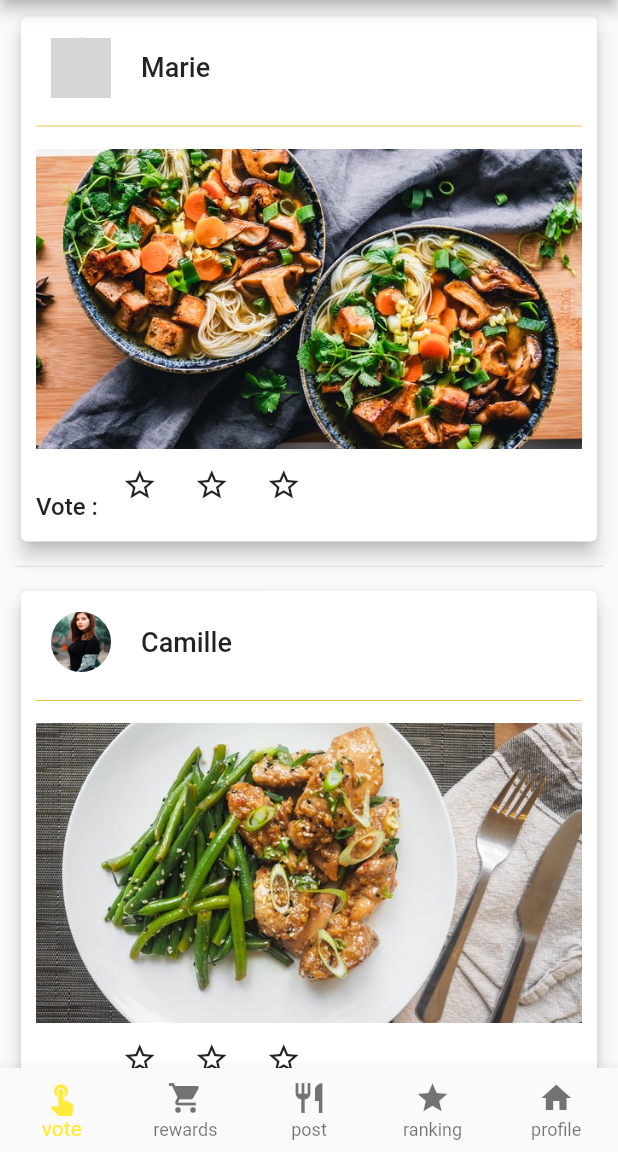
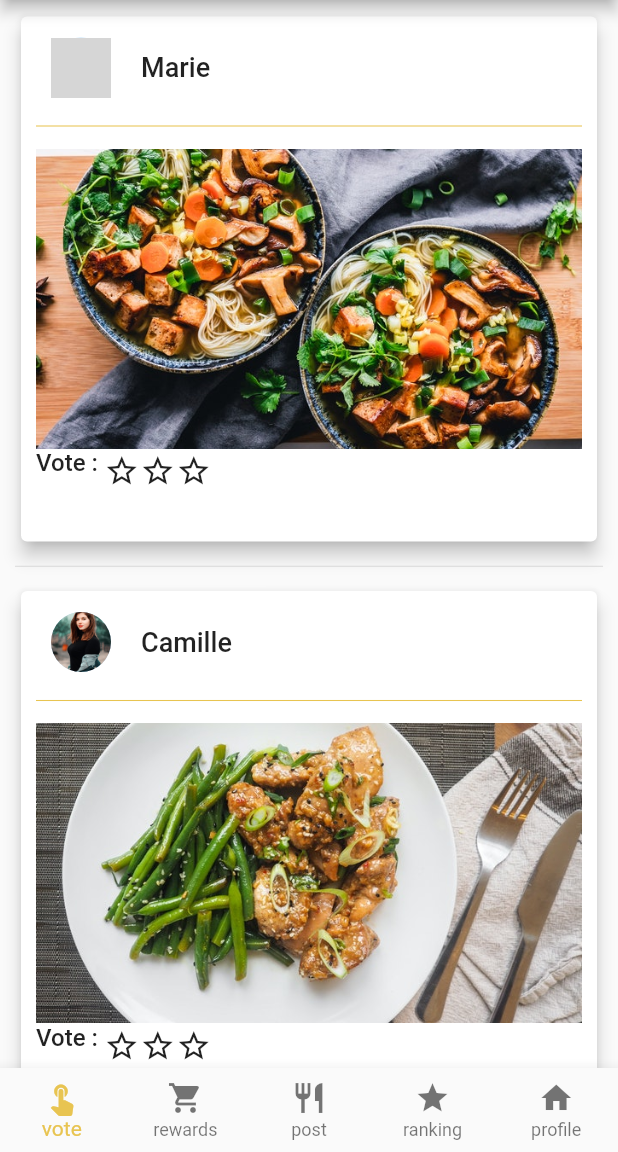
Before and after one commit to MaximeArn/cooking_app, a Flutter app: the screen it shows after launch, scrolled down 1152 dp, on a phone screen of 412 x 824 dp, the part 84-1236 px from its top. Run offline on Flutter 3.47's test engine with Material 2 defaults, Android fonts, the phone set to English and light mode, and no system bars; grey boxes are pictures that could not be loaded.

Commit message:
change color of selected item

```diff
--- a/lib/views/nav/home.dart
+++ b/lib/views/nav/home.dart
@@ -57,7 +57,7 @@ class _HomeState extends State<Home> {
                       : index == 4
                           ? Profile()
                           : Text("sorry we have a problem"),
-      bottomNavigationBar: BottomNavigation(setIndex: setIndex),
+      bottomNavigationBar: BottomNavigation(setIndex: setIndex, index: index,),
       drawer: SidePanel(),
     );
   }
--- a/lib/views/nav/widgets/bottom_navigation.dart
+++ b/lib/views/nav/widgets/bottom_navigation.dart
@@ -2,14 +2,16 @@ import 'package:flutter/material.dart';
 
 class BottomNavigation extends StatelessWidget {
   final void Function(int) setIndex;
+  final int index;
 
-  BottomNavigation({required this.setIndex});
+  BottomNavigation({required this.setIndex, required this.index});
 
   @override
   Widget build(BuildContext context) {
     return BottomNavigationBar(
+      currentIndex: index,
       type: BottomNavigationBarType.fixed,
-      selectedItemColor: Colors.yellow,
+      selectedItemColor: Color.fromRGBO(232, 196, 81, 1),
       items: [
         BottomNavigationBarItem(
           icon: Icon(
--- a/lib/views/nav/widgets/side_panel.dart
+++ b/lib/views/nav/widgets/side_panel.dart
@@ -11,7 +11,7 @@ class SidePanel extends StatelessWidget {
             Expanded(
               child: DrawerHeader(
                 child: Center(child: Text("Menu")),
-                decoration: BoxDecoration(color: Colors.yellow),
+                decoration: BoxDecoration(color: Color.fromRGBO(232, 196, 81, 1)),
               ),
             ),
           ],
--- a/lib/views/vote/feed.dart
+++ b/lib/views/vote/feed.dart
@@ -1,6 +1,6 @@
 import 'package:cooking/data/data.dart';
 import 'package:cooking/models/Post.type.dart';
-import 'package:cooking/views/vote/widgets/post_card.dart';
+import 'package:cooking/views/vote/widgets/post_card/post_card.dart';
 import 'package:flutter/material.dart';
 
 class Feed extends StatefulWidget {
--- a/lib/views/vote/widgets/post_card/post_card_footer.dart
+++ b/lib/views/vote/widgets/post_card/post_card_footer.dart
@@ -16,25 +16,36 @@ class PostCardFooter extends StatelessWidget {
             "Vote : ",
             style: TextStyle(fontSize: 16, fontWeight: FontWeight.w500),
           ),
-          Container(
-            child: IconButton(
+          Expanded(
+            child: Row(
+              crossAxisAlignment: CrossAxisAlignment.end,
+              children: [
+                IconButton(
+                  padding: EdgeInsets.zero,
+                  constraints: BoxConstraints(maxHeight: 16),
                     onPressed: () {
                       print("1 star");
                     },
                     icon: Icon(Icons.star_border)),
-          ),
                 IconButton(
+                  padding: EdgeInsets.zero,
+                  constraints: BoxConstraints(maxHeight: 16),
                     onPressed: () {
                       print("2 star");
                     },
                     icon: Icon(Icons.star_border)),
                 IconButton(
+                  padding: EdgeInsets.zero,
+                  constraints: BoxConstraints(maxHeight: 16),
                     onPressed: () {
                       print("3 star");
                     },
                     icon: Icon(Icons.star_border)),
               ],
             ),
+          )
+        ],
+      ),
     );
   }
 }
```
Also changed, not shown: lib/views/vote/widgets/post_card/post_card.dart (renamed from lib/views/vote/widgets/post_card.dart). Lines whose indentation alone changed are shown as unchanged.
